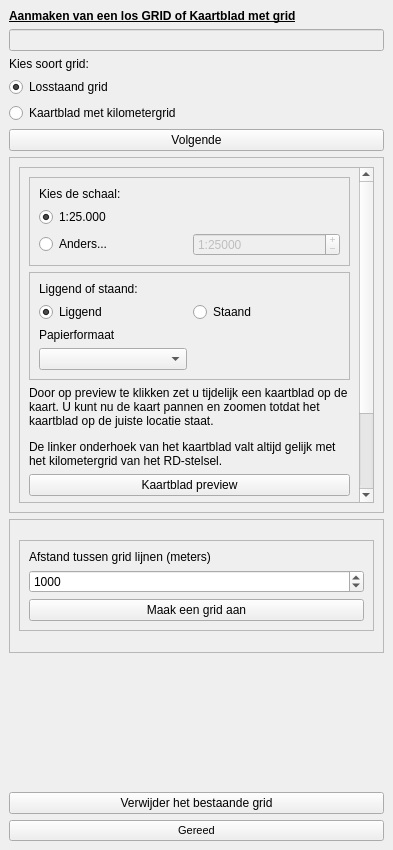
OIV-NL-QGIS/QGIS_project, file plugin/oiv/repressief_object/oiv_create_grid_widget.ui: the form before one commit.
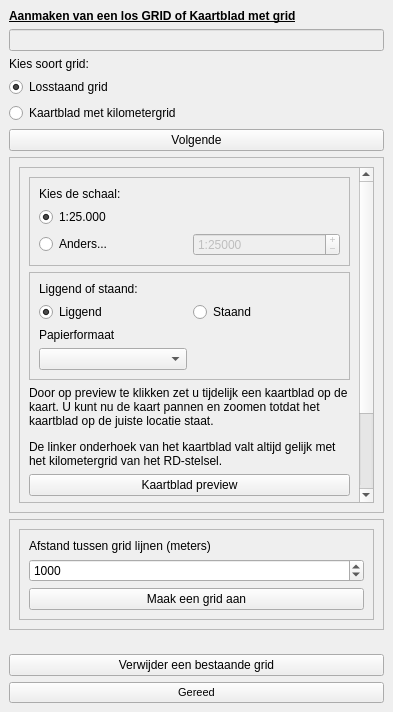
The form after the commit.

The edit to the form file:
```diff
--- a/plugin/oiv/repressief_object/oiv_create_grid_widget.ui
+++ b/plugin/oiv/repressief_object/oiv_create_grid_widget.ui
@@ -7,7 +7,7 @@
     <x>0</x>
     <y>0</y>
     <width>393</width>
-    <height>850</height>
+    <height>712</height>
    </rect>
   </property>
   <property name="features">
@@ -449,7 +449,7 @@
       <item>
        <widget class="QPushButton" name="delete_grid">
         <property name="text">
-         <string>Verwijder het bestaande grid</string>
+         <string>Verwijder een bestaande grid</string>
         </property>
        </widget>
       </item>
```
